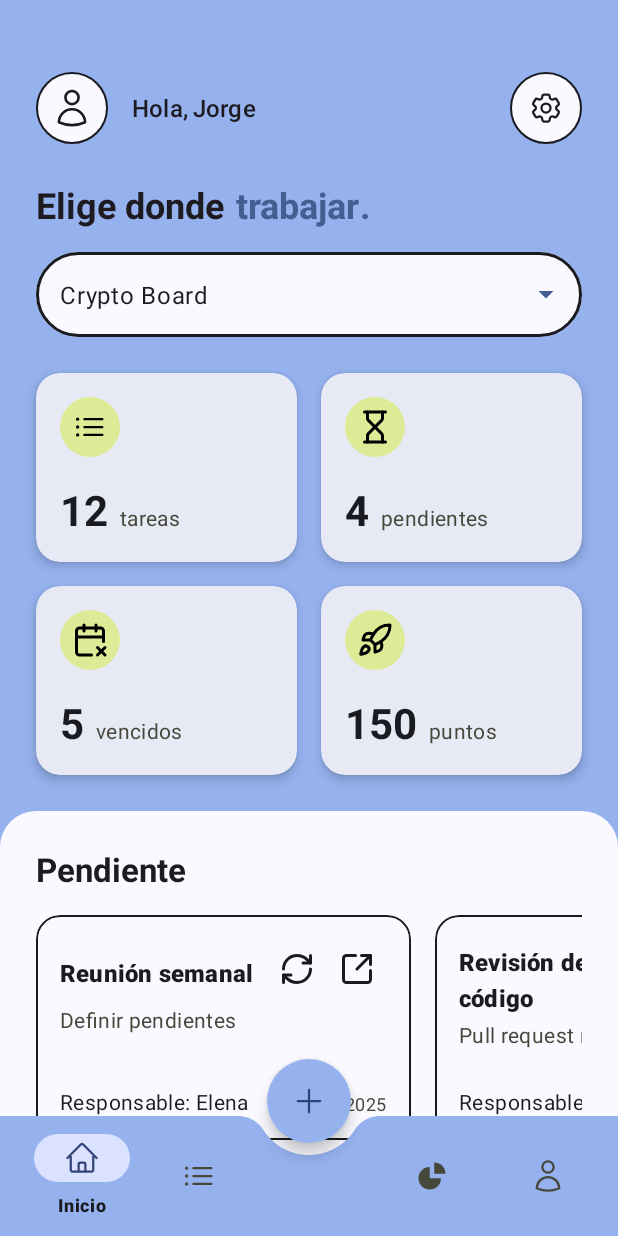
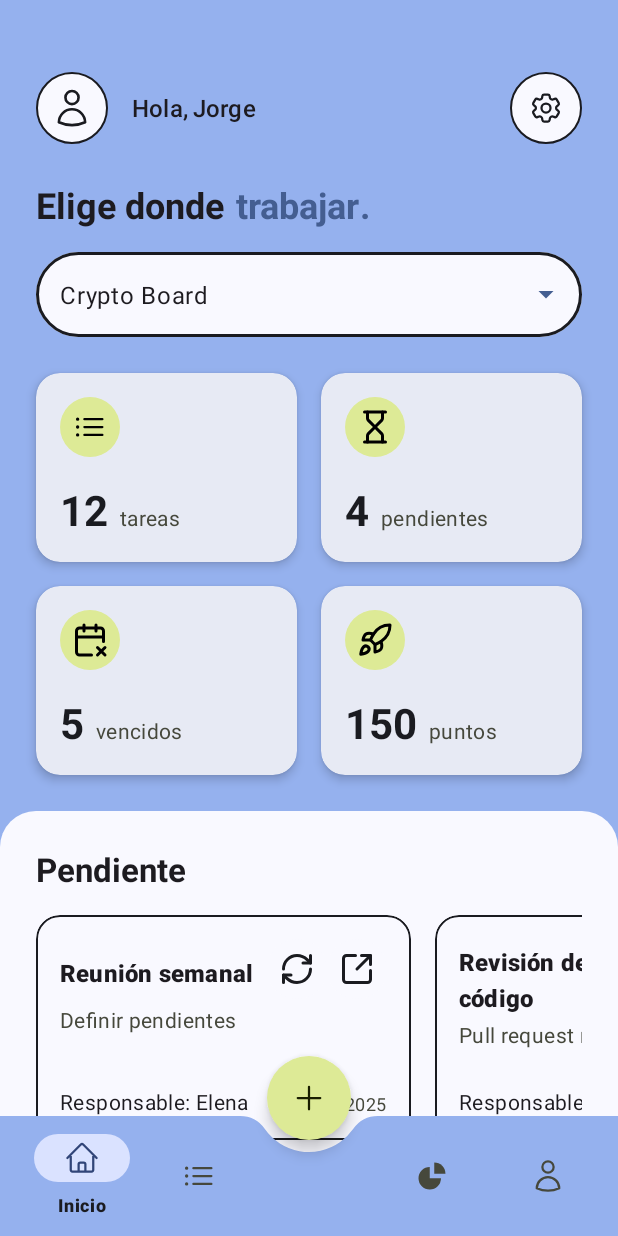
Before and after one commit to Lenas25/WeMake, an Android app: the HomeFragment screen opened directly, with no data from a screen before it, on a phone screen of 412 x 824 dp. Run offline under Robolectric (Android 15) with nearby library versions, the phone set to English and light mode, and no system bars; our stand-ins replace navigation-ui.

Commit message:
:sparkles: feats

```diff
--- a/app/src/main/res/layout/activity_main.xml
+++ b/app/src/main/res/layout/activity_main.xml
@@ -4,8 +4,7 @@
     Permite que el BottomAppBar y el FloatingActionButton
     interactúen correctamente entre sí.
 -->
-<androidx.coordinatorlayout.widget.CoordinatorLayout
-    xmlns:android="http://schemas.android.com/apk/res/android"
+<androidx.coordinatorlayout.widget.CoordinatorLayout xmlns:android="http://schemas.android.com/apk/res/android"
     xmlns:app="http://schemas.android.com/apk/res-auto"
     xmlns:tools="http://schemas.android.com/tools"
     android:id="@+id/main"
@@ -22,7 +21,6 @@
         android:name="androidx.navigation.fragment.NavHostFragment"
         android:layout_width="match_parent"
         android:layout_height="match_parent"
-        app:defaultNavHost="true"
         app:navGraph="@navigation/nav_graph" />
 
     <!--
@@ -36,13 +34,12 @@
         android:layout_width="match_parent"
         android:layout_height="wrap_content"
         android:layout_gravity="bottom"
-        android:fitsSystemWindows="true"
         app:backgroundTint="@color/bottomAppBarColor"
         app:fabAlignmentMode="center"
+        android:fitsSystemWindows="true"
         app:fabAnchorMode="cradle"
         app:fabCradleMargin="8dp"
-        app:fabCradleRoundedCornerRadius="20dp"
-        app:fabCradleVerticalOffset="10dp">
+        app:fabCradleRoundedCornerRadius="20dp">
 
         <com.google.android.material.bottomnavigation.BottomNavigationView
             android:id="@+id/bottom_navigation"
@@ -50,7 +47,9 @@
             android:layout_height="wrap_content"
             android:background="@android:color/transparent"
             app:labelVisibilityMode="selected"
+            app:layout_anchor="@+id/bottom_app_bar"
             app:menu="@menu/bottom_nav_menu" />
+
 
     </com.google.android.material.bottomappbar.BottomAppBar>
 
@@ -63,9 +62,11 @@
         android:id="@+id/fab"
         android:layout_width="wrap_content"
         android:layout_height="wrap_content"
+        android:backgroundTint="@color/md_theme_tertiaryFixed"
         android:contentDescription="@string/floating_add"
-        app:shapeAppearanceOverlay="@style/ShapeAppearance.App.Circle"
+        app:tint="@color/md_theme_onTertiaryFixed"
         android:src="@drawable/ic_add"
-        app:layout_anchor="@id/bottom_app_bar" />
+        app:layout_anchor="@id/bottom_app_bar"
+        app:shapeAppearanceOverlay="@style/ShapeAppearance.App.Circle" />
 
 </androidx.coordinatorlayout.widget.CoordinatorLayout>
--- a/app/src/main/res/layout/fragment_home.xml
+++ b/app/src/main/res/layout/fragment_home.xml
@@ -7,14 +7,14 @@
     android:layout_width="match_parent"
     android:layout_height="match_parent"
     android:fillViewport="true"
-    android:clipToPadding="true"
-    android:paddingTop="32dp"
+    android:clipToPadding="false"
     android:background="?attr/colorPrimaryContainer"
     tools:context=".HomeFragment">
 
     <androidx.constraintlayout.widget.ConstraintLayout
         android:layout_width="match_parent"
-        android:layout_height="wrap_content">
+        android:layout_height="wrap_content"
+        android:paddingTop="32dp">
 
         <!-- Encabezado con avatar, saludo, nombre y botón de ajustes -->
         <LinearLayout
@@ -68,12 +68,14 @@
                 android:id="@+id/settings_button"
                 android:layout_width="48dp"
                 android:layout_height="48dp"
+                android:contentDescription="@string/settings"
                 app:iconTint="?attr/colorOnSurface"
                 android:background="@drawable/circle_background_with_border"
                 android:src="@drawable/ic_settings"
                 android:scaleType="centerInside"
                 android:padding="0dp"
                 app:tint="?attr/colorOnSurface"/>
+
         </LinearLayout>
 
 
@@ -258,7 +260,7 @@
             android:background="@drawable/content_background"
             android:orientation="vertical"
             android:paddingHorizontal="24dp"
-            android:paddingBottom="160dp"
+            android:paddingBottom="150dp"
             android:paddingTop="24dp"
             app:layout_constraintEnd_toEndOf="parent"
             app:layout_constraintStart_toStartOf="parent"
```
